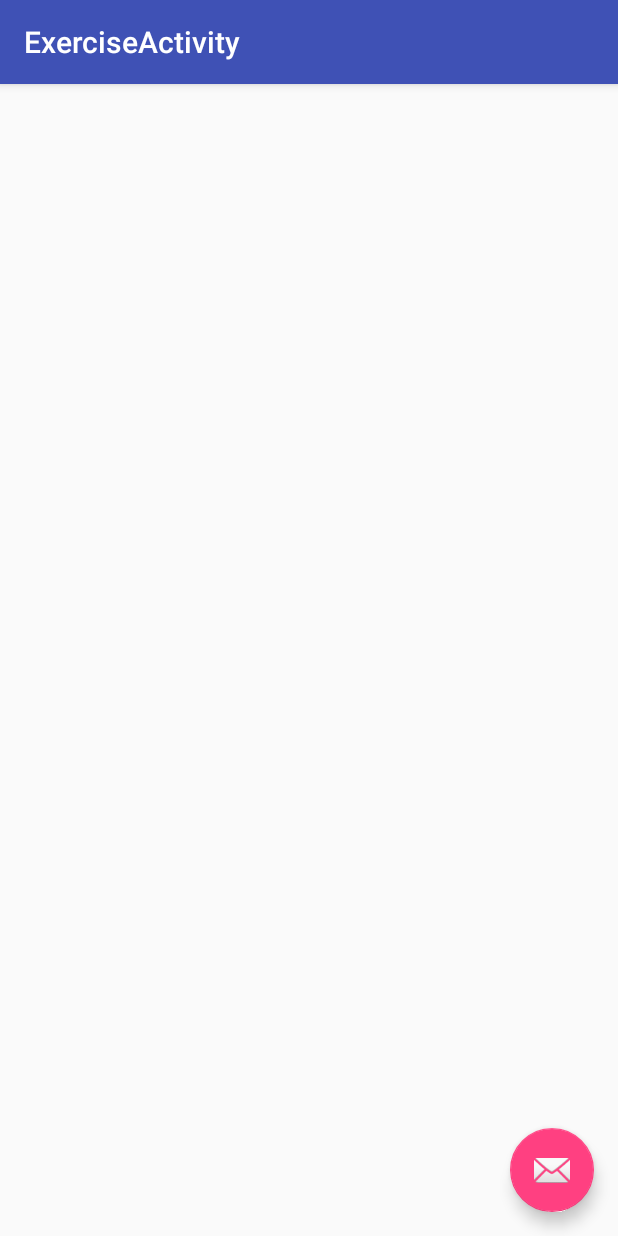
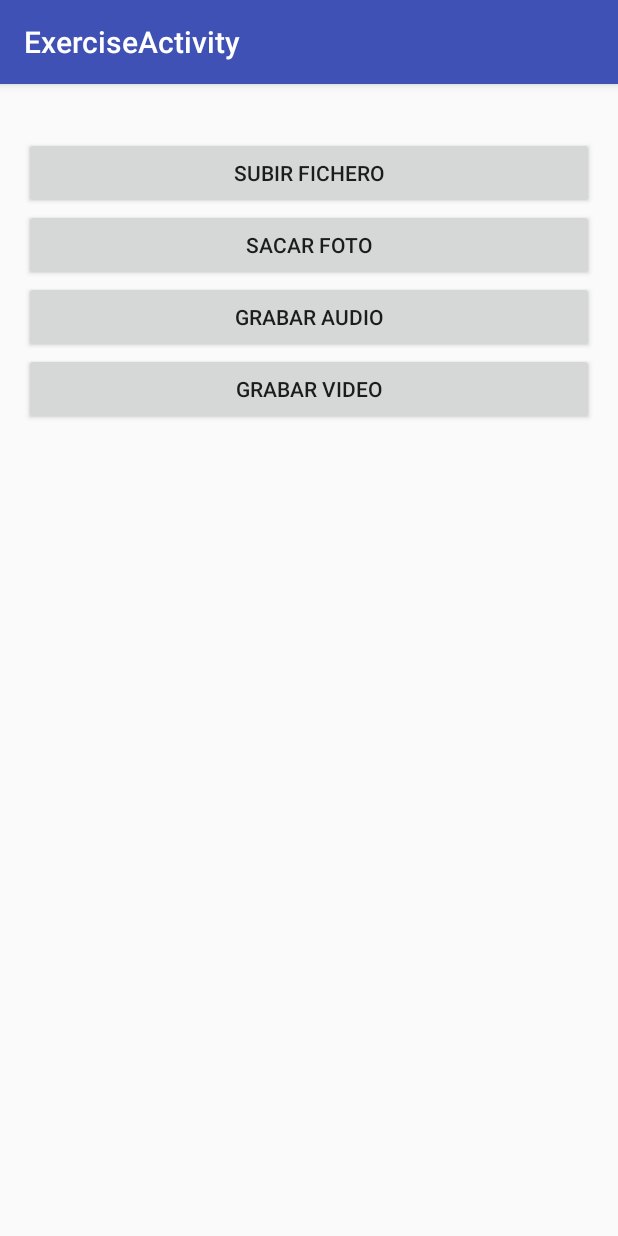
Before and after one commit to ikrazu/Ejemplo_Iker_TTA, an Android app: the ExerciseActivity screen opened directly, with no data from a screen before it, on a phone screen of 412 x 824 dp. Run offline under Robolectric (Android 15) with nearby library versions, the phone set to English and light mode, and no system bars.

Commit message:
Añadido el activity Exercise

```diff
--- a/app/src/main/java/tta/es/adibide3_1/ExerciseActivity.java
+++ b/app/src/main/java/tta/es/adibide3_1/ExerciseActivity.java
@@ -16,14 +16,6 @@ public class ExerciseActivity extends AppCompatActivity {
         Toolbar toolbar = (Toolbar) findViewById(R.id.toolbar);
         setSupportActionBar(toolbar);
 
-        FloatingActionButton fab = (FloatingActionButton) findViewById(R.id.fab);
-        fab.setOnClickListener(new View.OnClickListener() {
-            @Override
-            public void onClick(View view) {
-                Snackbar.make(view, "Replace with your own action", Snackbar.LENGTH_LONG)
-                        .setAction("Action", null).show();
-            }
-        });
     }
 
 }
--- a/app/src/main/java/tta/es/adibide3_1/MenuActivity.java
+++ b/app/src/main/java/tta/es/adibide3_1/MenuActivity.java
@@ -15,6 +15,8 @@ public class MenuActivity extends AppCompatActivity{
     protected void onCreate(Bundle savedInstanceState) {
         super.onCreate(savedInstanceState);
         setContentView(R.layout.activity_menu);
+        Toolbar toolbar = (Toolbar) findViewById(R.id.toolbar);
+        setSupportActionBar(toolbar);
 
         Intent intent = getIntent();
         TextView textLogin = (TextView)findViewById(R.id.menu_login);
@@ -26,4 +28,9 @@ public class MenuActivity extends AppCompatActivity{
         Intent intent = new Intent(this, TestActivity.class);
         startActivity(intent);
     }
+
+    public void newExercise(View view){
+        Intent intent = new Intent(this, ExerciseActivity.class);
+        startActivity(intent);
+    }
 }
--- a/app/src/main/res/layout/activity_exercise.xml
+++ b/app/src/main/res/layout/activity_exercise.xml
@@ -23,12 +23,4 @@
 
     <include layout="@layout/content_exercise" />
 
-    <android.support.design.widget.FloatingActionButton
-        android:id="@+id/fab"
-        android:layout_width="wrap_content"
-        android:layout_height="wrap_content"
-        android:layout_gravity="bottom|end"
-        android:layout_margin="@dimen/fab_margin"
-        android:src="@android:drawable/ic_dialog_email" />
-
 </android.support.design.widget.CoordinatorLayout>
--- a/app/src/main/res/layout/content_exercise.xml
+++ b/app/src/main/res/layout/content_exercise.xml
@@ -13,9 +13,39 @@
     tools:showIn="@layout/activity_exercise">
 
     <LinearLayout
-        xmlns:android="http://schemas.android.com/apk/res/android"
+        android:orientation="vertical"
         android:layout_width="match_parent"
-        android:layout_height="match_parent">
+        android:layout_height="match_parent"
+        android:layout_centerHorizontal="true">
+
+        <TextView
+            android:id="@+id/exercise_wording"
+            android:layout_width="match_parent"
+            android:layout_height="wrap_content"/>
+
+        <Button
+            android:id="@+id/button_send_file"
+            android:layout_width="match_parent"
+            android:layout_height="wrap_content"
+            android:text="@string/upload_file"/>
+
+        <Button
+            android:id="@+id/button_take_photo"
+            android:layout_width="match_parent"
+            android:layout_height="wrap_content"
+            android:text="@string/take_photo"/>
+
+        <Button
+            android:id="@+id/button_record_audio"
+            android:layout_width="match_parent"
+            android:layout_height="wrap_content"
+            android:text="@string/record_audio"/>
+
+        <Button
+            android:id="@+id/button_record_video"
+            android:layout_width="match_parent"
+            android:layout_height="wrap_content"
+            android:text="@string/record_video"/>
 
     </LinearLayout>
 
--- a/app/src/main/res/layout/content_menu.xml
+++ b/app/src/main/res/layout/content_menu.xml
@@ -40,8 +40,8 @@
         <Button
             android:layout_width="match_parent"
             android:layout_height="wrap_content"
-            android:text="Nuevo ejercicio"/>
-            <!--android:onClick="test"-->
+            android:text="Nuevo ejercicio"
+            android:onClick="newExercise"/>
 
         <Button
             android:layout_width="match_parent"
```
